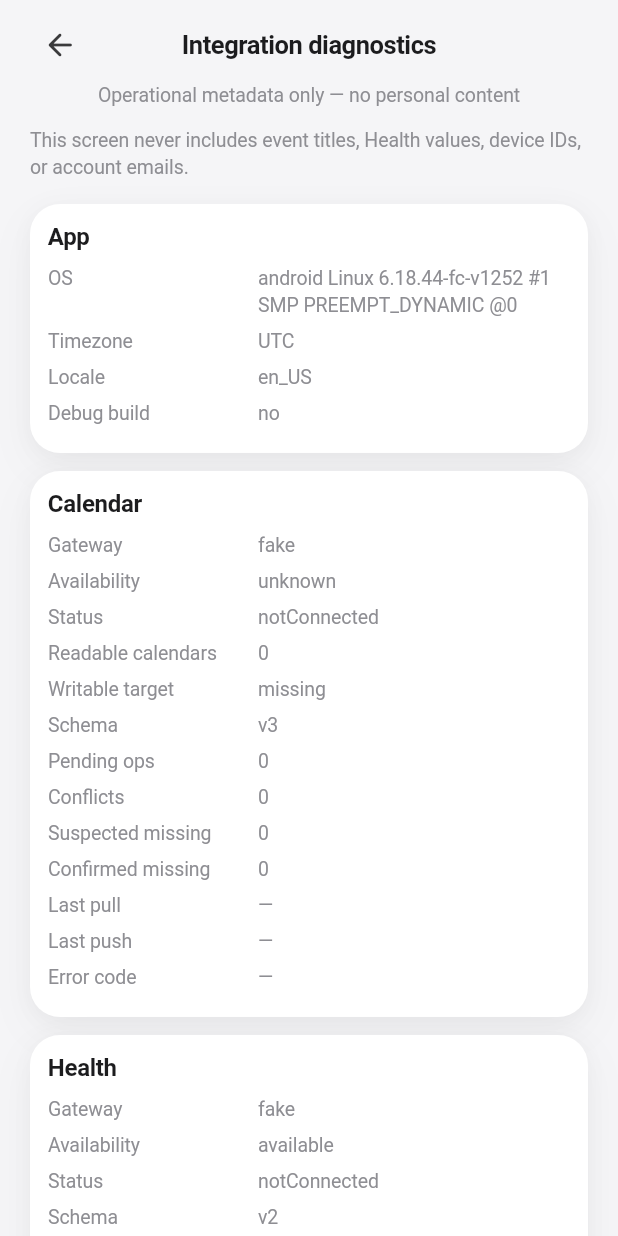
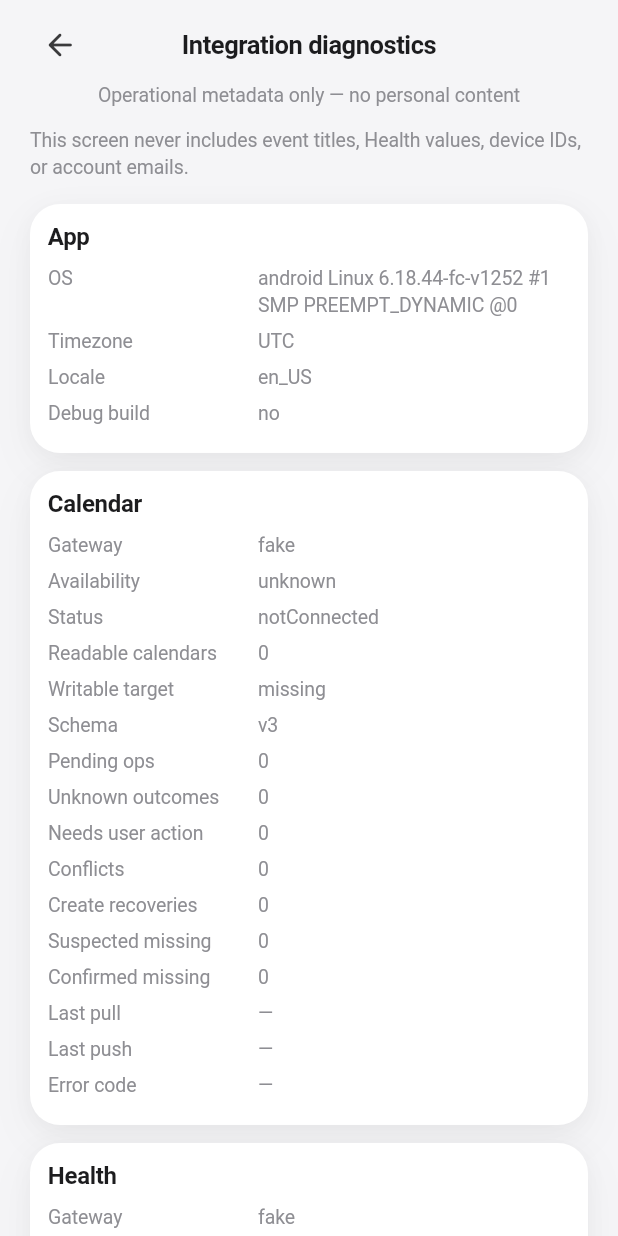
Before and after one commit to almightymoon/MyMe, a Flutter app: the IntegrationDiagnosticsScreen screen opened by its route, on a phone screen of 412 x 824 dp. Run offline on Flutter 3.47's test engine with Material 3 defaults, Android fonts, the phone set to English and light mode, and no system bars; our stand-ins replace dio, drift, drift_flutter, flutter_riverpod, flutter_svg, go_router and 1 more; missing offline and left inert: device_calendar, health; accounts and stored records are empty; generated files the repository leaves out were written again.

Commit message:
test(integrations): cover crash recovery permissions and deduplication
Expand redacted diagnostics fields and Integration Lab scenarios for
lookup, hydration, and iOS permission cancel/failure paths.

Co-authored-by: Cursor <cursoragent@cursor.com>

```diff
--- a/apps/mobile/lib/core/integrations/domain/integration_diagnostics_report.dart
+++ b/apps/mobile/lib/core/integrations/domain/integration_diagnostics_report.dart
@@ -73,6 +73,9 @@ class CalendarDiagnosticsSection {
     required this.conflictCount,
     required this.suspectedMissingCount,
     required this.confirmedMissingCount,
+    required this.unresolvedRecoveryCount,
+    required this.unknownOutcomeCount,
+    required this.requiresUserActionCount,
     this.lastSuccessfulPullAt,
     this.lastSuccessfulPushAt,
     this.lastErrorCode,
@@ -88,6 +91,9 @@ class CalendarDiagnosticsSection {
   final int conflictCount;
   final int suspectedMissingCount;
   final int confirmedMissingCount;
+  final int unresolvedRecoveryCount;
+  final int unknownOutcomeCount;
+  final int requiresUserActionCount;
   final DateTime? lastSuccessfulPullAt;
   final DateTime? lastSuccessfulPushAt;
   final String? lastErrorCode;
@@ -103,6 +109,9 @@ class CalendarDiagnosticsSection {
     'conflictCount': conflictCount,
     'suspectedMissingCount': suspectedMissingCount,
     'confirmedMissingCount': confirmedMissingCount,
+    'unresolvedRecoveryCount': unresolvedRecoveryCount,
+    'unknownOutcomeCount': unknownOutcomeCount,
+    'requiresUserActionCount': requiresUserActionCount,
     'lastSuccessfulPullAt': lastSuccessfulPullAt?.toUtc().toIso8601String(),
     'lastSuccessfulPushAt': lastSuccessfulPushAt?.toUtc().toIso8601String(),
     'lastErrorCode': lastErrorCode,
@@ -117,6 +126,7 @@ class HealthDiagnosticsSection {
     required this.permissionDispositions,
     required this.configSchemaVersion,
     required this.recoveryNeeded,
+    required this.backupAvailable,
     this.lastSuccessfulRefreshAt,
     this.lastErrorCode,
   });
@@ -127,6 +137,7 @@ class HealthDiagnosticsSection {
   final Map<String, String> permissionDispositions;
   final int configSchemaVersion;
   final bool recoveryNeeded;
+  final bool backupAvailable;
   final DateTime? lastSuccessfulRefreshAt;
   final String? lastErrorCode;
 
@@ -137,6 +148,7 @@ class HealthDiagnosticsSection {
     'permissionDispositions': permissionDispositions,
     'configSchemaVersion': configSchemaVersion,
     'recoveryNeeded': recoveryNeeded,
+    'backupAvailable': backupAvailable,
     'lastSuccessfulRefreshAt': lastSuccessfulRefreshAt
         ?.toUtc()
         .toIso8601String(),
--- a/apps/mobile/lib/features/settings/application/providers/diagnostics_providers.dart
+++ b/apps/mobile/lib/features/settings/application/providers/diagnostics_providers.dart
@@ -7,6 +7,7 @@ import '../../../../core/integrations/application/providers/integration_provider
 import '../../../../core/integrations/domain/integration_diagnostics_report.dart';
 import '../../../../core/integrations/domain/integration_provider.dart';
 import '../../../calendar/application/providers/calendar_providers.dart';
+import '../../../calendar/domain/entities/calendar_sync_operation.dart';
 import '../../../calendar/domain/entities/external_presence_status.dart';
 import '../../../health/application/providers/health_providers.dart' as health;
 import '../../../health/domain/entities/health_metric_type.dart';
@@ -26,14 +27,31 @@ final integrationDiagnosticsProvider =
       final pending = await calendarRepo.getPendingOperations();
       final conflicts = await calendarRepo.getConflicts();
       final links = await calendarRepo.getAllLinks();
+      final recoveryCases = await calendarRepo.getUnresolvedRecoveryCases();
       final healthConnection = await healthRepo.getConnection();
       final healthAvailability = await healthRepo.checkAvailability();
+      final backupAvailable = await healthRepo.hasBackupAvailable();
 
       final suspected = links
           .where((l) => l.presence == ExternalPresenceStatus.suspectedMissing)
           .length;
       final confirmed = links
-          .where((l) => l.presence == ExternalPresenceStatus.confirmedMissing)
+          .where(
+            (l) =>
+                l.presence == ExternalPresenceStatus.confirmedMissing ||
+                l.presence ==
+                    ExternalPresenceStatus.hiddenAfterExternalDeletion ||
+                l.presence == ExternalPresenceStatus.externallyMissingMeMyOwned,
+          )
+          .length;
+
+      final unknownOutcomeCount = pending
+          .where((o) => o.state == CalendarSyncOperationState.unknownOutcome)
+          .length;
+      final requiresUserActionCount = pending
+          .where(
+            (o) => o.state == CalendarSyncOperationState.requiresUserAction,
+          )
           .length;
 
       final dispositions = <String, String>{
@@ -59,6 +77,9 @@ final integrationDiagnosticsProvider =
           conflictCount: conflicts.length,
           suspectedMissingCount: suspected,
           confirmedMissingCount: confirmed,
+          unresolvedRecoveryCount: recoveryCases.length,
+          unknownOutcomeCount: unknownOutcomeCount,
+          requiresUserActionCount: requiresUserActionCount,
           lastSuccessfulPullAt: config.lastSuccessfulPullAt,
           lastSuccessfulPushAt: config.lastSuccessfulPushAt,
           lastErrorCode: calendarConnection.lastError?.code.name,
@@ -70,6 +91,7 @@ final integrationDiagnosticsProvider =
           permissionDispositions: dispositions,
           configSchemaVersion: healthConnection.schemaVersion,
           recoveryNeeded: healthConnection.recoveryNeeded,
+          backupAvailable: backupAvailable || healthConnection.backupAvailable,
           lastSuccessfulRefreshAt: healthConnection.lastRefreshAt,
           lastErrorCode: healthRegistry?.lastError?.code.name,
         ),
--- a/apps/mobile/lib/features/settings/presentation/integration_diagnostics_screen.dart
+++ b/apps/mobile/lib/features/settings/presentation/integration_diagnostics_screen.dart
@@ -3,6 +3,7 @@ import 'dart:convert';
 import 'package:flutter/material.dart';
 import 'package:flutter/services.dart';
 import 'package:flutter_riverpod/flutter_riverpod.dart';
+import 'package:go_router/go_router.dart';
 
 import '../../../app/router/app_navigation.dart';
 import '../../../app/router/route_names.dart';
@@ -10,9 +11,10 @@ import '../../../app/theme/app_colors.dart';
 import '../../../app/theme/app_radii.dart';
 import '../../../app/theme/app_spacing.dart';
 import '../../../app/theme/app_text_styles.dart';
-import '../application/providers/diagnostics_providers.dart';
 import '../../../core/integrations/domain/integration_diagnostics_report.dart';
 import '../../../core/widgets/memy_page_header.dart';
+import '../../calendar/application/providers/calendar_providers.dart';
+import '../application/providers/diagnostics_providers.dart';
 
 /// `/settings/connections/diagnostics` — operational metadata only.
 class IntegrationDiagnosticsScreen extends ConsumerWidget {
@@ -21,6 +23,8 @@ class IntegrationDiagnosticsScreen extends ConsumerWidget {
   @override
   Widget build(BuildContext context, WidgetRef ref) {
     final async = ref.watch(integrationDiagnosticsProvider);
+    final recoveryCount =
+        ref.watch(calendarRecoveryCasesProvider).valueOrNull?.length ?? 0;
 
     return Scaffold(
       key: const Key('integration_diagnostics'),
@@ -51,7 +55,8 @@ class IntegrationDiagnosticsScreen extends ConsumerWidget {
                     ),
                   ),
                 ),
-                data: (report) => _Body(report: report),
+                data: (report) =>
+                    _Body(report: report, recoveryCount: recoveryCount),
               ),
             ),
           ],
@@ -62,9 +67,10 @@ class IntegrationDiagnosticsScreen extends ConsumerWidget {
 }
 
 class _Body extends StatelessWidget {
-  const _Body({required this.report});
+  const _Body({required this.report, required this.recoveryCount});
 
   final IntegrationDiagnosticsReport report;
+  final int recoveryCount;
 
   @override
   Widget build(BuildContext context) {
@@ -83,6 +89,22 @@ class _Body extends StatelessWidget {
           'or account emails.',
           style: AppTextStyles.bodySmall().copyWith(color: AppColors.faintText),
         ),
+        if (recoveryCount > 0) ...[
+          const SizedBox(height: AppSpacing.md),
+          ListTile(
+            key: const Key('integration_diagnostics_calendar_recovery'),
+            contentPadding: EdgeInsets.zero,
+            leading: const Icon(Icons.healing_rounded),
+            title: Text(
+              recoveryCount == 1
+                  ? '1 calendar create recovery'
+                  : '$recoveryCount calendar create recoveries',
+            ),
+            subtitle: const Text('Open create-recovery review'),
+            trailing: const Icon(Icons.chevron_right_rounded),
+            onTap: () => context.push(RoutePaths.calendarRecovery),
+          ),
+        ],
         const SizedBox(height: AppSpacing.lg),
         _Section(
           title: 'App',
@@ -107,7 +129,10 @@ class _Body extends StatelessWidget {
             ),
             ('Schema', 'v${report.calendar.calendarSchemaVersion}'),
             ('Pending ops', '${report.calendar.pendingOperationCount}'),
+            ('Unknown outcomes', '${report.calendar.unknownOutcomeCount}'),
+            ('Needs user action', '${report.calendar.requiresUserActionCount}'),
             ('Conflicts', '${report.calendar.conflictCount}'),
+            ('Create recoveries', '${report.calendar.unresolvedRecoveryCount}'),
             ('Suspected missing', '${report.calendar.suspectedMissingCount}'),
             ('Confirmed missing', '${report.calendar.confirmedMissingCount}'),
             (
@@ -132,6 +157,7 @@ class _Body extends StatelessWidget {
             ('Status', report.health.connectionStatus),
             ('Schema', 'v${report.health.configSchemaVersion}'),
             ('Recovery needed', report.health.recoveryNeeded ? 'yes' : 'no'),
+            ('Backup available', report.health.backupAvailable ? 'yes' : 'no'),
             (
               'Last refresh',
               report.health.lastSuccessfulRefreshAt
```
Also changed, not shown: apps/mobile/lib/features/settings/presentation/integration_lab_screen.dart (+89 -0 lines), 1 other file.
